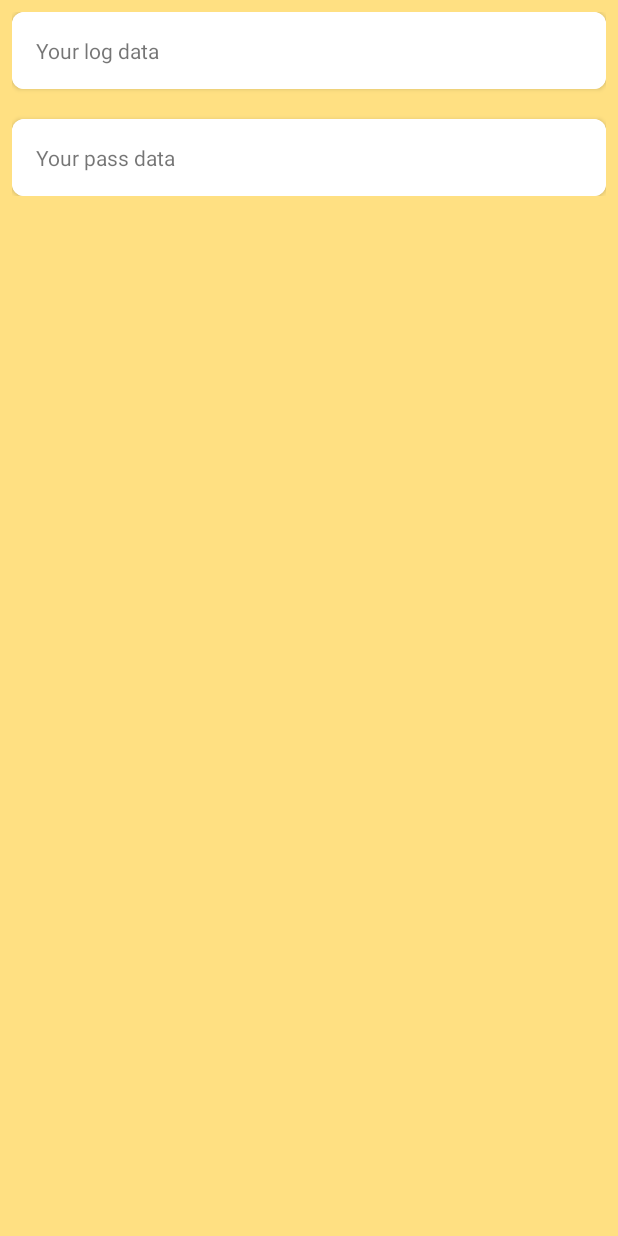
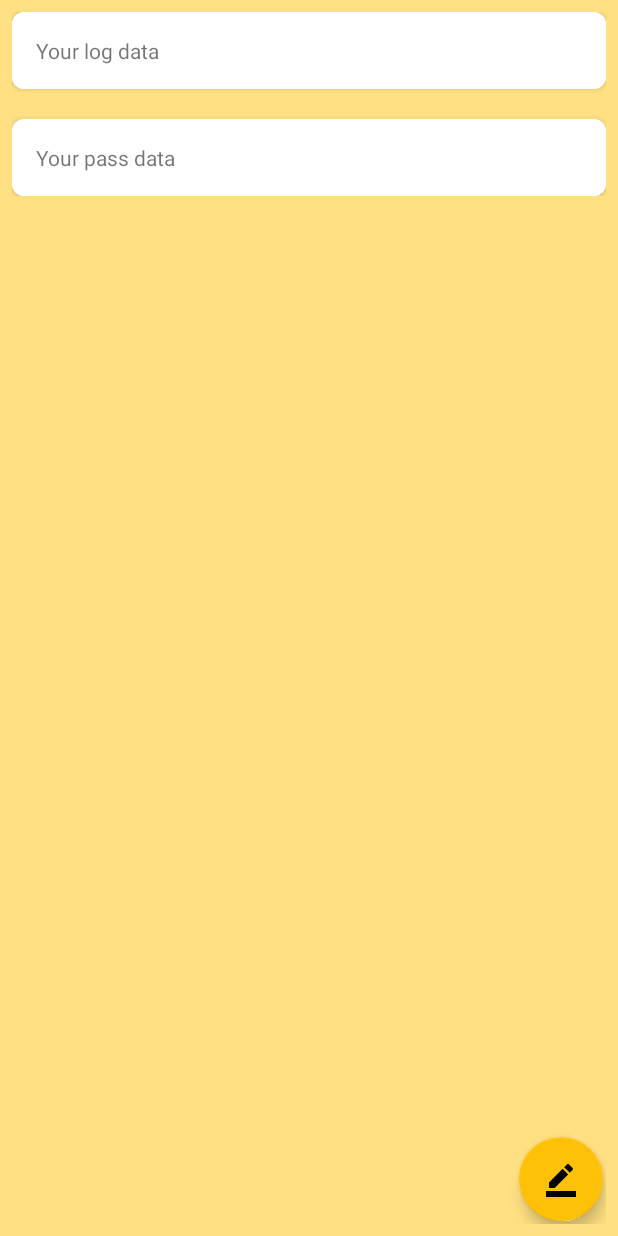
Before and after one commit to HryzhukKyrylo/RecordNoteBook, an Android app: the DetailScreenFragment screen opened through its navigation route, on a phone screen of 412 x 824 dp. Run offline under Robolectric (Android 15) with nearby library versions, the light colour scheme and no system bars.

Commit message:
Add fab refactor

```diff
--- a/app/src/main/java/com/example/recordnotebook/di/AppModule.kt
+++ b/app/src/main/java/com/example/recordnotebook/di/AppModule.kt
@@ -1,6 +1,7 @@
 package com.example.recordnotebook.di
 
 import com.example.recordnotebook.ui.createscreen.CreateScreenViewModel
+import com.example.recordnotebook.ui.detailscreen.DetailScreenViewModel
 import com.example.recordnotebook.ui.mainscreen.MainScreenViewModel
 import com.example.recordnotebook.ui.signinscreen.SignInScreenViewModel
 import com.example.recordnotebook.ui.signupscreen.SignUpScreenViewModel
@@ -12,4 +13,5 @@ val appModule = module {
     viewModel { SignUpScreenViewModel(saveLoginUserUseCase = get()) }
     viewModel { MainScreenViewModel(getUserNotatesUseCase = get(), get()) }
     viewModel { CreateScreenViewModel(saveUserNotateUseCase = get()) }
+    viewModel { DetailScreenViewModel() }
 }
--- a/app/src/main/java/com/example/recordnotebook/ui/createscreen/CreateScreenFragment.kt
+++ b/app/src/main/java/com/example/recordnotebook/ui/createscreen/CreateScreenFragment.kt
@@ -45,7 +45,7 @@ class CreateScreenFragment : BaseFragment<FragmentCreateScreenBinding>() {
 
     private fun setUserData(args: CreateScreenFragmentArgs) {
         this.userName = args.userLogNameParam
-        this.isCreate = args.isCreate
+        this.isCreate = args.isCreated
         this.userModel = args.userNotateModel
     }
 
--- a/app/src/main/java/com/example/recordnotebook/ui/detailscreen/DetailScreenFragment.kt
+++ b/app/src/main/java/com/example/recordnotebook/ui/detailscreen/DetailScreenFragment.kt
@@ -2,20 +2,42 @@ package com.example.recordnotebook.ui.detailscreen
 
 import android.os.Bundle
 import android.view.View
+import androidx.navigation.fragment.findNavController
 import androidx.navigation.fragment.navArgs
-import com.example.domain.models.LoginUserParams
 import com.example.domain.models.UserNotateModel
 import com.example.recordnotebook.databinding.FragmentDetailScreenBinding
 import com.example.recordnotebook.ui.base.BaseFragment
+import org.koin.androidx.viewmodel.ext.android.viewModel
 
 class DetailScreenFragment : BaseFragment<FragmentDetailScreenBinding>() {
 
     private val args: DetailScreenFragmentArgs by navArgs()
+    private val viewModel by viewModel<DetailScreenViewModel>()
 
     override fun onViewCreated(view: View, savedInstanceState: Bundle?) {
         super.onViewCreated(view, savedInstanceState)
         args.userData?.let { data ->
             showUserData(data)
+        }
+        initClickListener()
+        initObserv()
+    }
+
+    private fun initObserv() {
+        viewModel.selectUserModel.observe(viewLifecycleOwner) { userModel ->
+            findNavController().navigate(
+                DetailScreenFragmentDirections.actionDetailScreenFragmentToCreateScreenFragment(
+                    userModel.userLogName,
+                    true,
+                    userModel
+                )
+            )
+        }
+    }
+
+    private fun initClickListener() {
+        binding.fabRefactor.setOnClickListener {
+            viewModel.transitionToCreate(args.userData)
         }
     }
 
@@ -23,4 +45,5 @@ class DetailScreenFragment : BaseFragment<FragmentDetailScreenBinding>() {
         binding.tvDetailLog.text = testUserParams.logData
         binding.tvDetailPass.text = testUserParams.privateInfo
     }
+
 }
--- a/app/src/main/java/com/example/recordnotebook/ui/detailscreen/DetailScreenViewModel.kt
+++ b/app/src/main/java/com/example/recordnotebook/ui/detailscreen/DetailScreenViewModel.kt
@@ -1,14 +1,19 @@
 package com.example.recordnotebook.ui.detailscreen
 
+import androidx.lifecycle.LiveData
+import androidx.lifecycle.MutableLiveData
 import androidx.lifecycle.ViewModel
+import com.example.domain.models.UserNotateModel
+import com.example.recordnotebook.utils.SingleLiveEvent
 
-class DetailScreenViewModel:ViewModel (){
+class DetailScreenViewModel : ViewModel() {
 
-    init {
+    private val _selectUserModel: MutableLiveData<UserNotateModel> = SingleLiveEvent()
+    val selectUserModel: LiveData<UserNotateModel> = _selectUserModel
 
-    }
-
-    override fun onCleared() {
-        super.onCleared()
+    fun transitionToCreate(loginParam: UserNotateModel?) {
+        loginParam?.let {
+            _selectUserModel.value = it
+        }
     }
 }
--- /dev/null
+++ b/app/src/main/res/drawable/ic_baseline_border_color_24.xml
@@ -0,0 +1,10 @@
+<vector xmlns:android="http://schemas.android.com/apk/res/android"
+    android:width="24dp"
+    android:height="24dp"
+    android:viewportWidth="24"
+    android:viewportHeight="24"
+    android:tint="?attr/colorControlNormal">
+  <path
+      android:fillColor="@android:color/white"
+      android:pathData="M22,24H2v-4h20V24zM13.06,5.19l3.75,3.75L7.75,18H4v-3.75L13.06,5.19zM17.88,7.87l-3.75,-3.75l1.83,-1.83c0.39,-0.39 1.02,-0.39 1.41,0l2.34,2.34c0.39,0.39 0.39,1.02 0,1.41L17.88,7.87z"/>
+</vector>
--- a/app/src/main/res/layout/fragment_detail_screen.xml
+++ b/app/src/main/res/layout/fragment_detail_screen.xml
@@ -1,5 +1,5 @@
 <?xml version="1.0" encoding="utf-8"?>
-<androidx.core.widget.NestedScrollView xmlns:android="http://schemas.android.com/apk/res/android"
+<FrameLayout xmlns:android="http://schemas.android.com/apk/res/android"
     xmlns:app="http://schemas.android.com/apk/res-auto"
     xmlns:tools="http://schemas.android.com/tools"
 
@@ -9,6 +9,10 @@
     android:orientation="vertical"
     android:padding="8dp"
     tools:context=".ui.detailscreen.DetailScreenFragment">
+
+    <androidx.core.widget.NestedScrollView
+        android:layout_width="match_parent"
+        android:layout_height="match_parent">
 
         <LinearLayout
             android:layout_width="match_parent"
@@ -42,10 +46,22 @@
                     android:background="@color/white"
                     android:padding="16dp"
                     android:text="@string/detail_screen_your_pass_data" />
+
             </androidx.cardview.widget.CardView>
 
 
         </LinearLayout>
+    </androidx.core.widget.NestedScrollView>
 
+    <com.google.android.material.floatingactionbutton.FloatingActionButton
+        android:id="@+id/fabRefactor"
+        android:layout_width="wrap_content"
+        android:layout_height="wrap_content"
+        android:layout_gravity="bottom|end"
+        android:layout_margin="2dp"
+        android:contentDescription="@string/detail_screen_fab_refactor"
+        android:src="@drawable/ic_baseline_border_color_24"
+        app:backgroundTint="?attr/colorPrimary"
+        app:fabSize="normal" />
 
-</androidx.core.widget.NestedScrollView>
+</FrameLayout>
--- a/app/src/main/res/navigation/nav_graph.xml
+++ b/app/src/main/res/navigation/nav_graph.xml
@@ -57,6 +57,11 @@
             android:name="userData"
             app:argType="com.example.domain.models.UserNotateModel"
             app:nullable="true" />
+        <action
+            android:id="@+id/action_detailScreenFragment_to_createScreenFragment"
+            app:destination="@id/createScreenFragment"
+            app:popUpTo="@id/mainScreenFragment"
+            app:popUpToInclusive="false" />
     </fragment>
     <fragment
         android:id="@+id/createScreenFragment"
@@ -68,7 +73,7 @@
             app:argType="string"
             app:nullable="true" />
         <argument
-            android:name="isCreate"
+            android:name="isCreated"
             app:argType="boolean" />
         <argument
             android:name="userNotateModel"
--- a/app/src/main/res/values/strings.xml
+++ b/app/src/main/res/values/strings.xml
@@ -24,6 +24,7 @@
 
     <string name="main_screen_delete">Delete</string>
     <string name="main_screen_refactor">Refactor</string>
+    <string name="detail_screen_fab_refactor">fab refactor</string>
 
 
 </resources>
```
Lines whose indentation alone changed are shown as unchanged.
